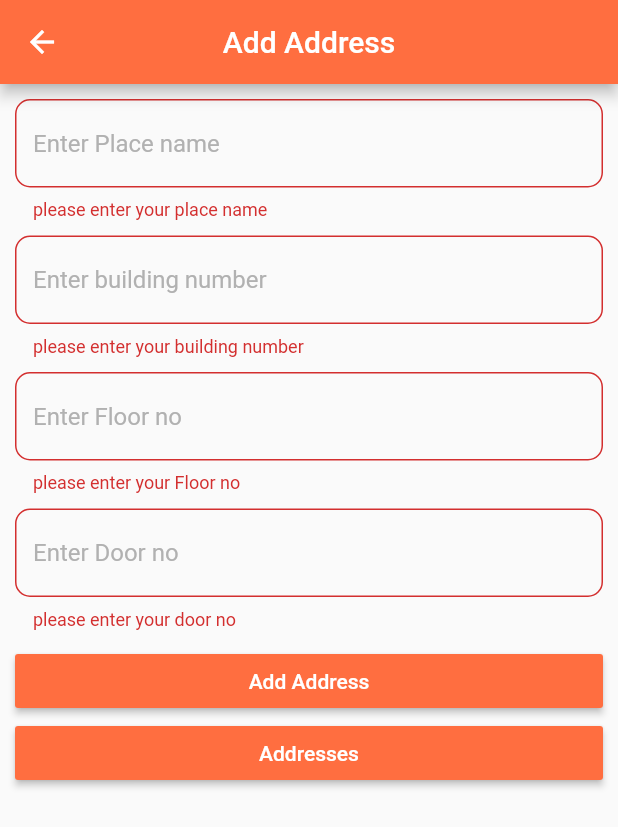
After one commit to raghda-ali/Address_CRUD_Clean_Architecture_TDD, a Flutter app: the AddAddressScreen screen opened directly, after a tap on "Add Address", on a phone screen of 412 x 824 dp. The commit adds this screen. Shown: the top 827 px of the screen. Run offline on Flutter 3.47's test engine with Material 2 defaults, Android fonts, the phone set to English and light mode, and no system bars; our stand-ins replace bloc, dartz, dio, equatable, flutter_bloc, flutter_styled_toast and 2 more; missing offline and left inert: data_connection_checker_tv.

Commit message:
solve error in injection container file

```diff
--- a/lib/features/address/presentation/logic/address_cubit.dart
+++ b/lib/features/address/presentation/logic/address_cubit.dart
@@ -9,6 +9,8 @@ import 'package:addresscrud_clean_architecture/features/address/domain/use_cases
 import 'package:addresscrud_clean_architecture/features/address/domain/use_cases/update_address.dart';
 import 'package:bloc/bloc.dart';
 import 'package:equatable/equatable.dart';
+import 'package:flutter/material.dart';
+import 'package:formz/formz.dart';
 
 part 'address_state.dart';
 
@@ -33,9 +35,16 @@ class AddressCubit extends Cubit<AddressState> {
 
   AddressModel? addressModel;
   AddressTextFieldForm addressTextFieldForm = AddressTextFieldForm();
-  void validate(){
+  static final GlobalKey<FormState> key = GlobalKey<FormState>();
 
+  void validate() {
+    key.currentState!.save();
+    if (Formz.validate(addressTextFieldForm.inputs) == FormzStatus.valid) {
+      updateAddress();
+    }
+    emit(AddressInValid());
   }
+
   Future<void> getAddresses() async {
     emit(AddressLoading());
     final failureOrData = await getAddressUseCase.call(NoParams());
@@ -45,7 +54,8 @@ class AddressCubit extends Cubit<AddressState> {
     print(state.toString());
   }
 
-  Future<void> addAddress(AddressModel addressModel) async {
+  Future<void> addAddress() async {
+    final AddressModel addressModel = getAddressModel();
     emit(AddressLoading());
     final failureOrSuccess = await addAddressUseCase
         .call(AddAddressUseCaseParams(addressModel: addressModel));
@@ -56,7 +66,8 @@ class AddressCubit extends Cubit<AddressState> {
     print(state.toString());
   }
 
-  Future<void> updateAddress(AddressModel addressModel) async {
+  Future<void> updateAddress() async {
+    final AddressModel addressModel = getAddressModel();
     emit(AddressLoading());
     final failureOrSuccess = await updateAddressUseCase(
         UpdateAddressUseCaseParams(addressModel: addressModel));
@@ -76,6 +87,17 @@ class AddressCubit extends Cubit<AddressState> {
         (success) => emit(const DeleteAddressSuccess()));
     print(state.toString());
   }
+
+  AddressModel getAddressModel() {
+    return AddressModel(
+        id: 1,
+        addressName: "Masr Al Jadidah, Al Matar, El Nozha, Egypt",
+        buildingNumber: "55",
+        floorNumber: 5,
+        doorNumber: 5,
+        latitude: 30.112314999999998832436176599003374576568603515625,
+        longitude: 31.343850700000000841782821225933730602264404296875);
+  }
 }
 
 String message(Failure failure) {
--- /dev/null
+++ b/lib/features/address/presentation/pages/add_address.dart
@@ -0,0 +1,132 @@
+import 'package:addresscrud_clean_architecture/core/rules/building_no_field.dart';
+import 'package:addresscrud_clean_architecture/core/rules/door_no_field.dart';
+import 'package:addresscrud_clean_architecture/core/rules/floor_no_field.dart';
+import 'package:addresscrud_clean_architecture/core/rules/place_name_field.dart';
+import 'package:addresscrud_clean_architecture/features/address/presentation/logic/address_cubit.dart';
+import 'package:addresscrud_clean_architecture/features/address/presentation/pages/address.dart';
+import 'package:addresscrud_clean_architecture/features/address/presentation/widgets/custom_text_field.dart';
+import 'package:addresscrud_clean_architecture/features/address/presentation/widgets/custom_toast_bar.dart';
+import 'package:flutter/material.dart';
+import 'package:flutter_bloc/flutter_bloc.dart';
+
+class AddAddressScreen extends StatelessWidget {
+  const AddAddressScreen({Key? key}) : super(key: key);
+
+  @override
+  Widget build(BuildContext context) {
+    final addressCubit = BlocProvider.of<AddressCubit>(context);
+    return Scaffold(
+      appBar: AppBar(
+        title: const Text("Add Address"),
+        centerTitle: true,
+        backgroundColor: Colors.deepOrangeAccent,
+      ),
+      body: Form(
+        key: AddressCubit.key,
+        child: BlocConsumer<AddressCubit, AddressState>(
+          listener: (context, state) {
+            if (state is AddressError) {
+              showToastBar(context, state.toString());
+            } else if (state is AddressValid) {
+              addressCubit.addAddress();
+            } else if (state is AddAddressSuccess) {
+              showToastBar(context, "Address Added Successfully");
+            }
+          },
+          builder: (context, state) {
+            return Padding(
+              padding: const EdgeInsets.all(10.0),
+              child: ListView(
+                children: [
+                  CustomTextFormField(
+                    hintText: "Enter Place name",
+                    errorText:
+                        addressCubit.addressTextFieldForm.placeNameField.invalid
+                            ? "please enter your place name"
+                            : null,
+                    onSave: (v) {
+                      addressCubit.addressTextFieldForm.placeNameField =
+                          const PlaceNameField.dirty();
+                    },
+                  ),
+                  const SizedBox(
+                    height: 10,
+                  ),
+                  CustomTextFormField(
+                    hintText: "Enter building number",
+                    errorText: addressCubit
+                            .addressTextFieldForm.buildingNumberField.invalid
+                        ? "please enter your building number"
+                        : null,
+                    onSave: (v) {
+                      addressCubit.addressTextFieldForm.buildingNumberField =
+                          const BuildingNumberField.dirty();
+                    },
+                  ),
+                  const SizedBox(
+                    height: 10,
+                  ),
+                  CustomTextFormField(
+                    hintText: "Enter Floor no",
+                    errorText: addressCubit
+                            .addressTextFieldForm.floorNumberField.invalid
+                        ? "please enter your Floor no"
+                        : null,
+                    onSave: (v) {
+                      addressCubit.addressTextFieldForm.floorNumberField =
+                          const FloorNumberField.dirty();
+                    },
+                  ),
+                  const SizedBox(
+                    height: 10,
+                  ),
+                  CustomTextFormField(
+                    hintText: "Enter Door no",
+                    errorText: addressCubit
+                            .addressTextFieldForm.doorNumberField.invalid
+                        ? "please enter your door no"
+                        : null,
+                    onSave: (v) {
+                      addressCubit.addressTextFieldForm.doorNumberField =
+                          const DoorNumberField.dirty();
+                    },
+                  ),
+                  const SizedBox(
+                    height: 10,
+                  ),
+                  RaisedButton(
+                    onPressed: () {
+                      addressCubit.validate();
+                    },
+                    color: Colors.deepOrangeAccent,
+                    child: const Text(
+                      "Add Address",
+                      style: TextStyle(
+                        color: Colors.white,
+                      ),
+                    ),
+                  ),
+                  RaisedButton(
+                    onPressed: () {
+                      Navigator.push(
+                        context,
+                        MaterialPageRoute(builder: (context) => const DisplayAddresses()),
+                      );
+                    },
+                    color: Colors.deepOrangeAccent,
+                    child: const Text(
+                      "Addresses",
+                      style: TextStyle(
+                        color: Colors.white,
+                      ),
+                    ),
+                  ),
+                ],
+              ),
+            );
+          },
+        ),
+      ),
+    );
+  }
+}
--- a/lib/features/address/presentation/pages/address.dart
+++ b/lib/features/address/presentation/pages/address.dart
@@ -1,6 +1,5 @@
 import 'package:addresscrud_clean_architecture/features/address/presentation/logic/address_cubit.dart';
 import 'package:addresscrud_clean_architecture/features/address/presentation/widgets/addresses_list_view.dart';
-import 'package:addresscrud_clean_architecture/injection_container.dart';
 import 'package:flutter/material.dart';
 import 'package:flutter_bloc/flutter_bloc.dart';
 
@@ -9,9 +8,7 @@ class DisplayAddresses extends StatelessWidget {
 
   @override
   Widget build(BuildContext context) {
-    return BlocProvider(
-      create: (context) => sl<AddressCubit>()..getAddresses(),
-      child: Scaffold(
+    return Scaffold(
       appBar: AppBar(
         centerTitle: true,
         automaticallyImplyLeading: false,
@@ -55,7 +52,6 @@ class DisplayAddresses extends StatelessWidget {
           },
         ),
       ),
-      ),
     );
   }
 }
--- a/lib/features/address/presentation/widgets/addresses_list_view.dart
+++ b/lib/features/address/presentation/widgets/addresses_list_view.dart
@@ -1,4 +1,6 @@
+import 'package:addresscrud_clean_architecture/features/address/presentation/pages/address.dart';
 import 'package:addresscrud_clean_architecture/features/address/presentation/widgets/address_item.dart';
+import 'package:addresscrud_clean_architecture/features/address/presentation/widgets/custom_toast_bar.dart';
 import 'package:flutter/material.dart';
 import 'package:flutter_bloc/flutter_bloc.dart';
 
@@ -12,11 +14,16 @@ class AddressesListView extends StatefulWidget {
 }
 
 class _AddressesListViewState extends State<AddressesListView> {
-  static final GlobalKey<FormState> addressKey = GlobalKey<FormState>();
 
   @override
   Widget build(BuildContext context) {
-    return BlocBuilder<AddressCubit, AddressState>(builder: (context, state) {
+    return BlocConsumer<AddressCubit, AddressState>(
+      listener: (context, state) {
+        if (state is DeleteAddressSuccess) {
+          showToastBar(context, "Address Deleted Successfully");
+        }
+      },
+      builder: (context, state) {
         if (state is GetAddressSuccess) {
           return SingleChildScrollView(
             child: ListView.builder(
@@ -26,6 +33,7 @@ class _AddressesListViewState extends State<AddressesListView> {
               itemCount: state.addressModel.length,
               itemBuilder: (context, index) => AddressItem(
                 index: index,
+                id: state.addressModel[index].id,
                 doorNumber: state.addressModel[index].doorNumber.toString(),
                 floorNumber: state.addressModel[index].floorNumber.toString(),
                 buildingNumber: state.addressModel[index].buildingNumber,
@@ -34,10 +42,11 @@ class _AddressesListViewState extends State<AddressesListView> {
             ),
           );
         } else if (state is AddressLoading) {
-        return const Text("Loading");
+          return const Text("Loading...");
         } else {
-        return Text(state.toString());
+          return const Text("Error");
         }
-    });
+      },
+    );
   }
 }
--- /dev/null
+++ b/lib/features/address/presentation/widgets/custom_text_field.dart
@@ -0,0 +1,65 @@
+import 'package:flutter/material.dart';
+
+class CustomTextFormField extends StatelessWidget {
+  final double? width;
+  final Color? cursorColor;
+  final double? radius;
+  final Color? focusBorderColor;
+  final Color? borderColor;
+  final String? hintText;
+  final Color? hintColor;
+  final Color? enabledBorderColor;
+  final double? focusBorderRadius;
+  final TextInputType? keyBoardType;
+  final String? errorText;
+  final String? Function(String? value)? onSave;
+
+  const CustomTextFormField({
+    Key? key,
+    this.width,
+    this.cursorColor,
+    this.radius,
+    this.focusBorderColor,
+    this.borderColor,
+    this.hintText,
+    this.hintColor,
+    this.focusBorderRadius,
+    this.enabledBorderColor,
+    this.keyBoardType,
+    this.errorText,
+    this.onSave,
+  }) : super(key: key);
+
+  @override
+  Widget build(BuildContext context) {
+    return SizedBox(
+      width: MediaQuery.of(context).size.width,
+      child: TextFormField(
+        keyboardType: keyBoardType,
+        maxLines: null,
+        cursorColor: cursorColor ?? Colors.grey,
+        decoration: InputDecoration(
+          errorText: errorText,
+          border: OutlineInputBorder(
+            borderRadius: BorderRadius.circular(radius ?? 10),
+            borderSide:
+                BorderSide(color: borderColor ?? const Color(0xffDEDEDE)),
+          ),
+          focusedBorder: OutlineInputBorder(
+            borderRadius: BorderRadius.circular(focusBorderRadius ?? 10),
+            borderSide:
+                BorderSide(color: focusBorderColor ?? const Color(0xffDEDEDE)),
+          ),
+          hintText: hintText ?? "",
+          hintStyle: TextStyle(
+            color: hintColor ?? const Color(0xffB1B1B1),
+          ),
+          enabledBorder: OutlineInputBorder(
+            borderSide: BorderSide(color: enabledBorderColor ?? Colors.grey),
+          ),
+        ),
+        onSaved: onSave == null ? null : (v) => onSave!(v),
+      ),
+    );
+  }
+}
--- a/pubspec.yaml
+++ b/pubspec.yaml
@@ -49,6 +49,7 @@ dependencies:
   shared_preferences: ^2.0.13
   flutter_slidable: ^1.2.0
   formz: ^0.4.1
+  flutter_styled_toast: ^2.0.0
 
 
 
@@ -71,8 +72,8 @@ dev_dependencies:
 # The following section is specific to Flutter packages.
 flutter:
   uses-material-design: true
-#  assets:
-#    - assets/images/Iconawesome-building.png
+  assets:
+    - assets/images/
   # To add assets to your application, add an assets section, like this:
 
 
```
Also changed, not shown: lib/features/address/data/data_sources/address_remote_data_source.dart (+22 -4 lines), lib/features/address/data/models/address_model.dart (+0 -10 lines), lib/features/address/presentation/pages/update_address.dart (added, +116 -0 lines), lib/features/address/presentation/widgets/address_item.dart (+35 -9 lines), lib/features/address/presentation/widgets/custom_toast_bar.dart (added, +28 -0 lines), lib/main.dart (+11 -32 lines), assets/images/Iconawesome-building.png (renamed from assets/imgaes/Iconawesome-building.png), pubspec.lock, 3 other files. Lines whose indentation alone changed are shown as unchanged.
